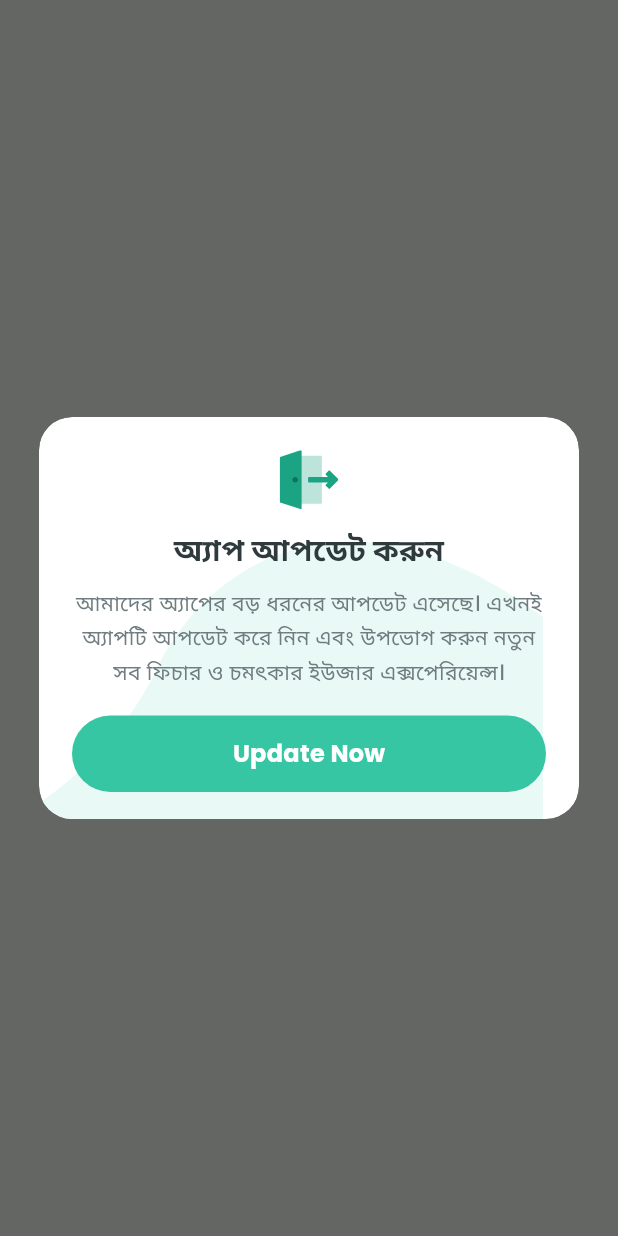
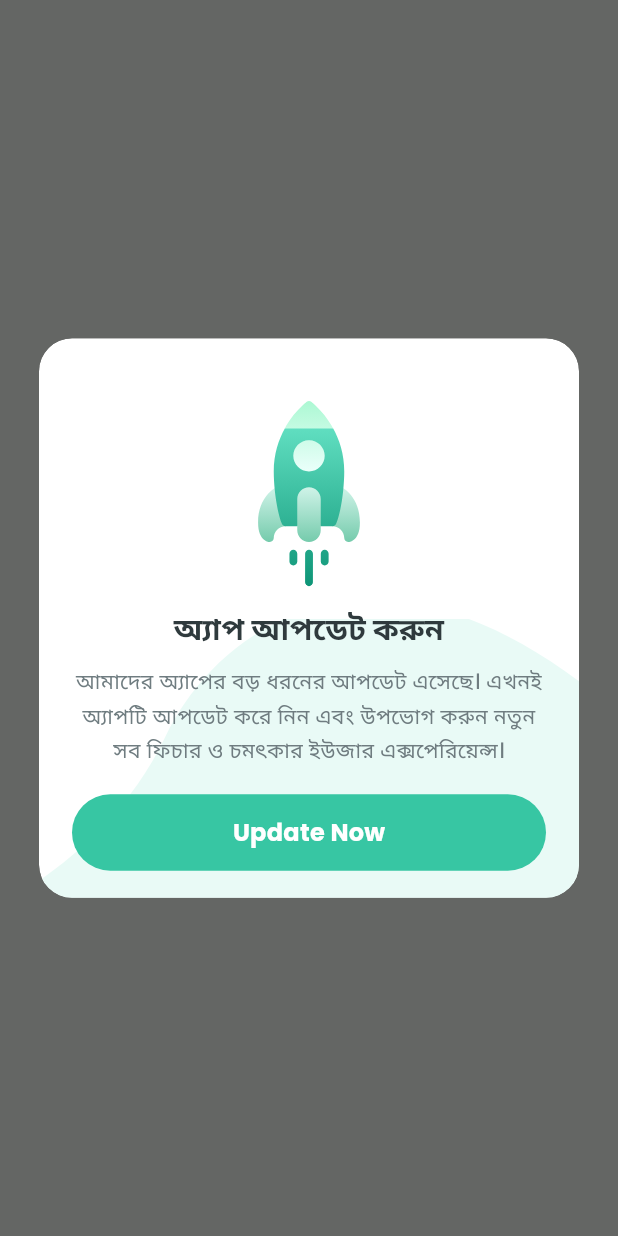
Before and after one commit to shakilmahmud10/shakil_new, a Flutter app: the DialogWidget1 screen opened directly, after a tap on "Dialog 2", on a phone screen of 412 x 824 dp. Run offline on Flutter 3.47's test engine with Material 3 defaults, Android fonts, the phone set to English and light mode, and no system bars; our stand-ins replace flutter_svg.

Commit message:
file organized

```diff
--- a/lib/dua_ruqyah/dua.dart
+++ b/lib/project_pages/dua.dart
@@ -1,7 +1,7 @@
 import 'package:flutter/material.dart';
 
-class Dua extends StatelessWidget {
-  const Dua({super.key});
+class DuaPage extends StatelessWidget {
+  const DuaPage({super.key});
 
   @override
   Widget build(BuildContext context) {
--- a/lib/reuseable_widget/dialog_widget1.dart
+++ b/lib/reuseable_widget/dialog_widget1.dart
@@ -28,6 +28,12 @@ class AppPalette {
   static const Color redSoft = Color(0x22FF6B6B); // ~13% red
 }
 
+const String _DialogMainIcon1 =
+    "assets/images/svg/reusableWidget/log-out 1.svg";
+const String _DialogMainIcon2 = "assets/images/svg/reusableWidget/rocket 1.svg";
+const String _DialogMainIcon3 = "assets/images/svg/reusableWidget/delete 1.svg";
+const String _DialogBG = "assets/images/svg/reusableWidget/dialogCardBG.svg";
+
 class MyApp extends StatelessWidget {
   const MyApp({super.key});
 
@@ -55,9 +61,9 @@ class DialogWidget1 extends StatelessWidget {
   void _showLogoutDialog(BuildContext context) {
     CustomAlertDialogwithBG.show(
       context: context,
-      svgIcon: 'assets/images/svg/reusableWidget/log-out 1.svg',
+      svgIcon: _DialogMainIcon1,
       decor: SvgPicture.asset(
-        'assets/images/svg/reusableWidget/dialogCardBG.svg',
+        _DialogBG,
       ),
       decorAlignment: Alignment.bottomLeft,
       title: 'লগ আউট করুন',
@@ -76,14 +82,15 @@ class DialogWidget1 extends StatelessWidget {
   void _showForceUpdateDialog(BuildContext context) {
     CustomAlertDialogwithBG.show(
       context: context,
-      svgIcon: 'assets/images/svg/reusableWidget/log-out 1.svg',
+      svgIcon: _DialogMainIcon2,
       decor: SvgPicture.asset(
-        'assets/images/svg/reusableWidget/dialogCardBG.svg',
+        _DialogBG,
+        fit: BoxFit.fitWidth, // <-- full width স্কেল
+        alignment: Alignment.bottomRight,
       ),
-      decorAlignment: Alignment.bottomLeft,
+      decorAlignment: Alignment.bottomRight, // <-- ডানপাশে ঠেকাবে
       title: 'অ্যাপ আপডেট করুন',
-      message:
-          'আমাদের অ্যাপের বড় ধরনের আপডেট এসেছে। এখনই অ্যাপটি আপডেট করে নিন এবং উপভোগ করুন নতুন সব ফিচার ও চমৎকার ইউজার এক্সপেরিয়েন্স।',
+      message: 'আমাদের অ্যাপের বড় ধরনের আপডেট এসেছে। এখনই অ্যাপটি আপডেট করে নিন এবং উপভোগ করুন নতুন সব ফিচার ও চমৎকার ইউজার এক্সপেরিয়েন্স।',
       primaryLabel: 'Update Now',
       onPrimary: () => Navigator.of(context).pop(),
       accentColor: AppPalette.accentTeal,
@@ -95,9 +102,13 @@ class DialogWidget1 extends StatelessWidget {
   void _showDeleteDialog(BuildContext context) {
     CustomAlertDialogwithBG.show(
       context: context,
-      svgIcon: 'assets/images/svg/reusableWidget/delete 1.svg',
+      svgIcon: _DialogMainIcon3,
       decor: SvgPicture.asset(
-        'assets/images/svg/reusableWidget/dialogCardBG.svg',
+        _DialogBG,
+        colorFilter: ColorFilter.mode(
+          AppPalette.danger.withOpacity(0.15),
+          BlendMode.srcIn,
+        ),
       ),
       decorAlignment: Alignment.bottomLeft,
       title: 'বুকমার্ক ডিলেট',
@@ -259,14 +270,22 @@ class AlertDialogCard extends StatelessWidget {
           child: Stack(
             children: [
               if (decor != null)
-                Positioned.fill(
-                  child: Align(
-                    alignment: decorAlignment,
-                    child: IgnorePointer(child: decor!),
+                Positioned(
+                  left: 0,
+                  right: 0,
+                  bottom: 0, // bottom-এ একদম লেগে থাকবে
+                  child: IgnorePointer(
+                    child: Align(
+                      alignment: decorAlignment,
+                      child: FractionallySizedBox(
+                        widthFactor: 1, // full width
+                        child: decor, // আপনার দেওয়া SVG/Widget
+                      ),
+                    ),
                   ),
                 ),
               Padding(
-                padding: const EdgeInsets.fromLTRB(22, 22, 22, 18),
+                padding: const EdgeInsets.fromLTRB(22, 40, 22, 18),
                 child: Column(
                   mainAxisSize: MainAxisSize.min,
                   children: [
@@ -283,8 +302,8 @@ class AlertDialogCard extends StatelessWidget {
                         child: Center(
                           child: SvgPicture.asset(
                             svgIcon!,
-                            width: 40,
-                            height: 40,
+                            // width: 40,
+                            // height: 40,
                             // colorFilter: ColorFilter.mode(
                             //   isDanger
                             //       ? AppPalette.danger
```
Also changed, not shown: lib/main.dart (+6 -29 lines), lib/project_pages/all_project_pages.dart (added, +49 -0 lines), lib/reuseable_widget/reuseableWidget.dart (+52 -1 lines), lib/project_pages/quranGeneralSetting.dart (renamed from lib/Dua and Ruqyah/quranGeneralSetting.dart), 2 other files.
